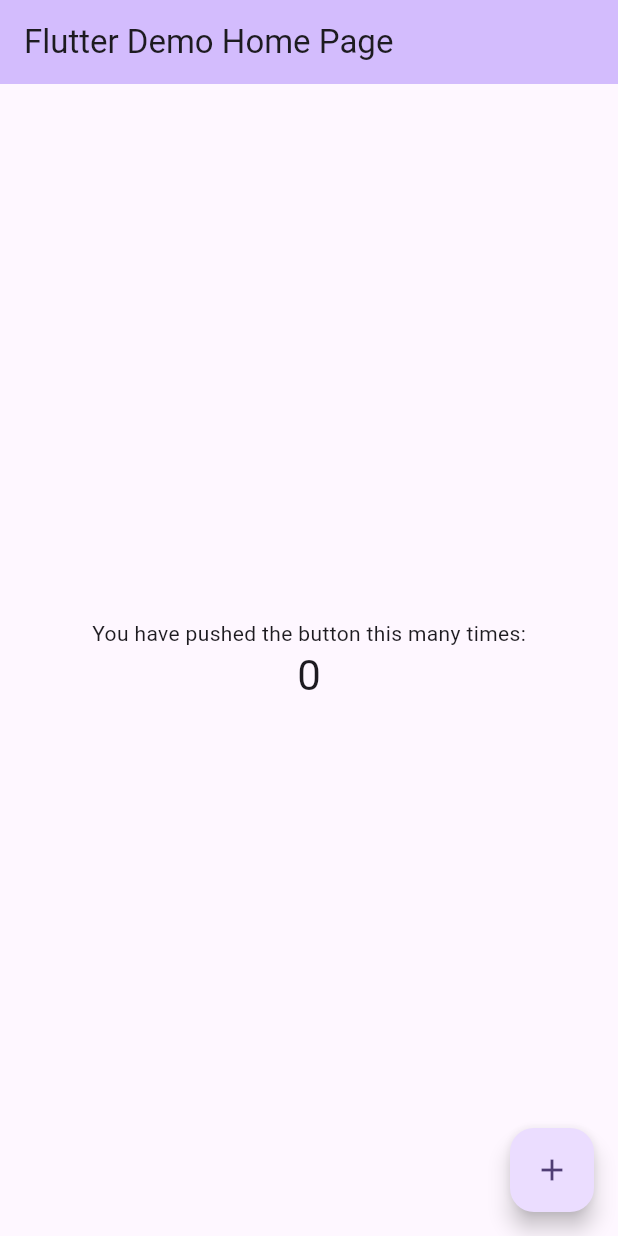
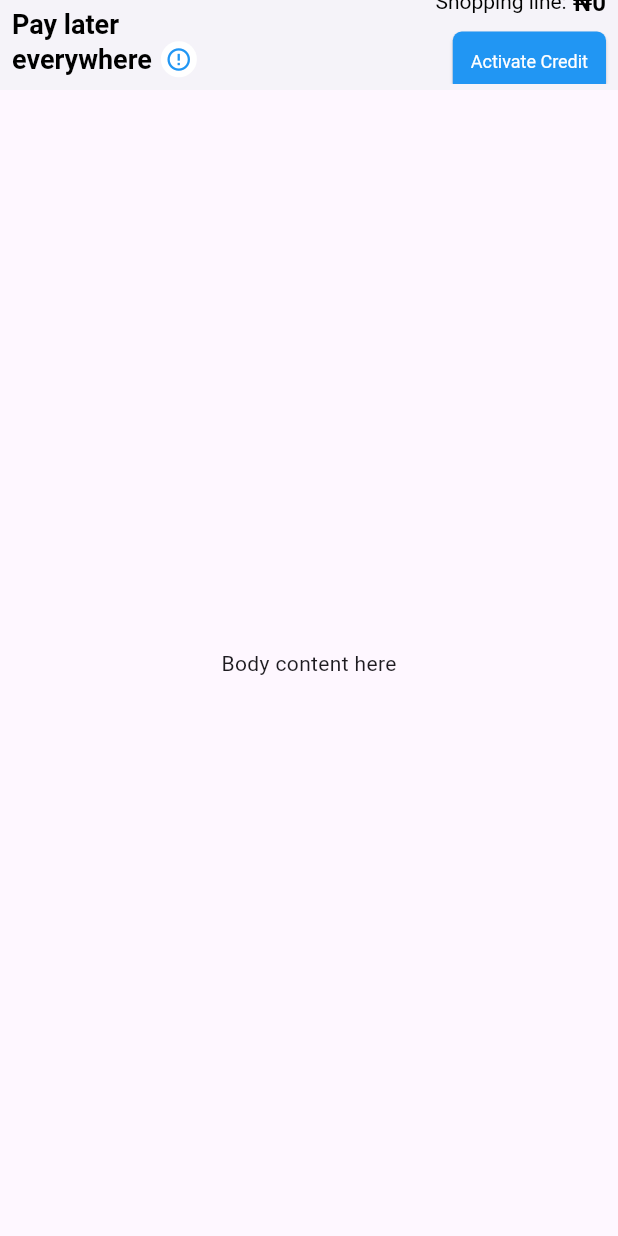
Before and after one commit to MuideenAM/pay_later_app, a Flutter app: the screen it shows after launch, on a phone screen of 412 x 824 dp. Run offline on Flutter 3.47's test engine with Material 3 defaults, Android fonts, the phone set to English and light mode, and no system bars.

Commit message:
AppBar completed

```diff
--- a/lib/main.dart
+++ b/lib/main.dart
@@ -5,118 +5,136 @@ void main() {
 }
 
 class MyApp extends StatelessWidget {
-  const MyApp({super.key});
+  const MyApp({Key? key}) : super(key: key);
 
-  // This widget is the root of your application.
   @override
   Widget build(BuildContext context) {
     return MaterialApp(
-      title: 'Flutter Demo',
-      theme: ThemeData(
-        // This is the theme of your application.
-        //
-        // TRY THIS: Try running your application with "flutter run". You'll see
-        // the application has a purple toolbar. Then, without quitting the app,
-        // try changing the seedColor in the colorScheme below to Colors.green
-        // and then invoke "hot reload" (save your changes or press the "hot
-        // reload" button in a Flutter-supported IDE, or press "r" if you used
-        // the command line to start the app).
-        //
-        // Notice that the counter didn't reset back to zero; the application
-        // state is not lost during the reload. To reset the state, use hot
-        // restart instead.
-        //
-        // This works for code too, not just values: Most code changes can be
-        // tested with just a hot reload.
-        colorScheme: ColorScheme.fromSeed(seedColor: Colors.deepPurple),
-      ),
-      home: const MyHomePage(title: 'Flutter Demo Home Page'),
+      title: 'Pay Later Everywhere',
+      debugShowCheckedModeBanner: false,
+      theme: ThemeData(primarySwatch: Colors.blue),
+      home: const HomeScreen(),
     );
   }
 }
 
-class MyHomePage extends StatefulWidget {
-  const MyHomePage({super.key, required this.title});
+class HomeScreen extends StatelessWidget {
+  const HomeScreen({Key? key}) : super(key: key);
 
-  // This widget is the home page of your application. It is stateful, meaning
-  // that it has a State object (defined below) that contains fields that affect
-  // how it looks.
+  // Build the custom AppBar
+  Widget _buildAppBar(BuildContext context) {
+    return AppBar(
+      automaticallyImplyLeading: false,
+      backgroundColor: Colors.white,
+      elevation: 2,
+      titleSpacing: 0,
+      title: Padding(
+        padding: const EdgeInsets.symmetric(horizontal: 8.0),
+        child: Row(
+          children: [
+            // Center: "Pay later" and "everywhere + icon" in two lines.
+            Expanded(
+              child: Column(
+                mainAxisAlignment: MainAxisAlignment.center,
+                crossAxisAlignment: CrossAxisAlignment.start,
+                children: [
+                  const Text(
+                    'Pay later',
+                    style: TextStyle(
+                      fontWeight: FontWeight.bold,
+                      fontSize: 18,
+                      color: Colors.black,
+                    ),
+                  ),
+                  Row(
+                    children: [
+                      const Text(
+                        'everywhere',
+                        style: TextStyle(
+                          fontWeight: FontWeight.bold,
+                          fontSize: 18,
+                          color: Colors.black,
+                        ),
+                      ),
+                      const SizedBox(width: 6),
+                      Container(
+                        width: 24,
+                        height: 24,
+                        decoration: const BoxDecoration(
+                          color: Colors.white,
+                          shape: BoxShape.circle,
+                        ),
+                        child: const Icon(
+                          Icons.error_outline,
+                          color: Colors.blue,
+                          size: 18,
+                        ),
+                      ),
+                    ],
+                  ),
+                ],
+              ),
+            ),
 
-  // This class is the configuration for the state. It holds the values (in this
-  // case the title) provided by the parent (in this case the App widget) and
-  // used by the build method of the State. Fields in a Widget subclass are
-  // always marked "final".
-
-  final String title;
-
-  @override
-  State<MyHomePage> createState() => _MyHomePageState();
-}
-
-class _MyHomePageState extends State<MyHomePage> {
-  int _counter = 0;
-
-  void _incrementCounter() {
-    setState(() {
-      // This call to setState tells the Flutter framework that something has
-      // changed in this State, which causes it to rerun the build method below
-      // so that the display can reflect the updated values. If we changed
-      // _counter without calling setState(), then the build method would not be
-      // called again, and so nothing would appear to happen.
-      _counter++;
-    });
+            // Right: Shopping line and button
+            Column(
+              crossAxisAlignment: CrossAxisAlignment.end,
+              children: [
+                Row(
+                  mainAxisSize: MainAxisSize.min,
+                  children: const [
+                    Text(
+                      'Shopping line:',
+                      style: TextStyle(fontSize: 14, color: Colors.black),
+                    ),
+                    SizedBox(width: 4),
+                    Text(
+                      '₦0',
+                      style: TextStyle(
+                        fontWeight: FontWeight.bold,
+                        fontSize: 16,
+                        color: Colors.black,
+                      ),
+                    ),
+                  ],
+                ),
+                const SizedBox(height: 6),
+                ElevatedButton(
+                  onPressed: () {
+                    // Add your activation logic
+                  },
+                  style: ElevatedButton.styleFrom(
+                    backgroundColor: Colors.blue,
+                    foregroundColor: Colors.white,
+                    padding: const EdgeInsets.symmetric(
+                      horizontal: 12,
+                      vertical: 10, // More vertical padding
+                    ),
+                    shape: RoundedRectangleBorder(
+                      borderRadius: BorderRadius.circular(
+                        6,
+                      ), // Smaller corner radius
+                    ),
+                    textStyle: const TextStyle(fontSize: 12),
+                  ),
+                  child: const Text('Activate Credit'),
+                ),
+              ],
+            ),
+          ],
+        ),
+      ),
+    );
   }
 
   @override
   Widget build(BuildContext context) {
-    // This method is rerun every time setState is called, for instance as done
-    // by the _incrementCounter method above.
-    //
-    // The Flutter framework has been optimized to make rerunning build methods
-    // fast, so that you can just rebuild anything that needs updating rather
-    // than having to individually change instances of widgets.
     return Scaffold(
-      appBar: AppBar(
-        // TRY THIS: Try changing the color here to a specific color (to
-        // Colors.amber, perhaps?) and trigger a hot reload to see the AppBar
-        // change color while the other colors stay the same.
-        backgroundColor: Theme.of(context).colorScheme.inversePrimary,
-        // Here we take the value from the MyHomePage object that was created by
-        // the App.build method, and use it to set our appbar title.
-        title: Text(widget.title),
+      appBar: PreferredSize(
+        preferredSize: const Size.fromHeight(60),
+        child: _buildAppBar(context),
       ),
-      body: Center(
-        // Center is a layout widget. It takes a single child and positions it
-        // in the middle of the parent.
-        child: Column(
-          // Column is also a layout widget. It takes a list of children and
-          // arranges them vertically. By default, it sizes itself to fit its
-          // children horizontally, and tries to be as tall as its parent.
-          //
-          // Column has various properties to control how it sizes itself and
-          // how it positions its children. Here we use mainAxisAlignment to
-          // center the children vertically; the main axis here is the vertical
-          // axis because Columns are vertical (the cross axis would be
-          // horizontal).
-          //
-          // TRY THIS: Invoke "debug painting" (choose the "Toggle Debug Paint"
-          // action in the IDE, or press "p" in the console), to see the
-          // wireframe for each widget.
-          mainAxisAlignment: MainAxisAlignment.center,
-          children: <Widget>[
-            const Text('You have pushed the button this many times:'),
-            Text(
-              '$_counter',
-              style: Theme.of(context).textTheme.headlineMedium,
-            ),
-          ],
-        ),
-      ),
-      floatingActionButton: FloatingActionButton(
-        onPressed: _incrementCounter,
-        tooltip: 'Increment',
-        child: const Icon(Icons.add),
-      ), // This trailing comma makes auto-formatting nicer for build methods.
+      body: const Center(child: Text("Body content here")),
     );
   }
 }
```
